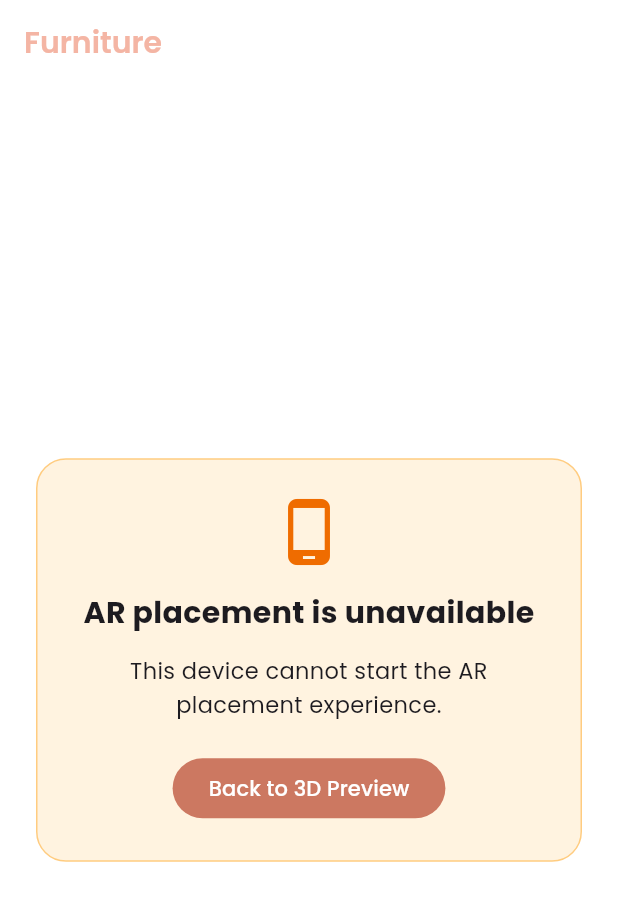
After one commit to AR-DecorMate/decormate_android, a Flutter app: the ArPlacementScreen screen opened by its route, on a phone screen of 412 x 824 dp. The commit adds this screen. Shown: the top 901 px of the screen. Run offline on Flutter 3.47's test engine with Material 3 defaults, Android fonts, the phone set to English and light mode, and no system bars; our stand-ins replace cached_network_image, camera, cloud_firestore, firebase_auth, firebase_core, firebase_storage and 11 more; missing offline and left inert: ar_flutter_plugin, image_gallery_saver_plus, model_viewer_plus; accounts and stored records are empty; generated files the repository leaves out were written again.

Commit message:
something works

```diff
--- a/lib/app/router.dart
+++ b/lib/app/router.dart
@@ -23,6 +23,7 @@ import '../features/profile/help_screen.dart';
 import '../features/catalog/category_screen.dart';
 import '../features/catalog/item_detail_screen.dart';
 import '../features/ar/ar_space_screen.dart';
+import '../features/ar/ar_placement_screen.dart';
 import '../features/community/create_post_screen.dart';
 
 final _rootNavigatorKey = GlobalKey<NavigatorState>();
@@ -130,6 +131,14 @@ final routerProvider = Provider<GoRouter>((ref) {
         },
       ),
       GoRoute(
+        path: '/ar-placement',
+        builder: (context, state) {
+          final modelPath = state.uri.queryParameters['model'] ?? '';
+          final itemName = state.uri.queryParameters['name'] ?? 'Furniture';
+          return ArPlacementScreen(modelPath: modelPath, itemName: itemName);
+        },
+      ),
+      GoRoute(
         path: '/create-post',
         builder: (context, state) {
           final imageUrl = state.uri.queryParameters['imageUrl'];
--- /dev/null
+++ b/lib/core/services/ar_placement_support_service.dart
@@ -0,0 +1,110 @@
+import 'package:flutter/foundation.dart';
+import 'package:flutter/services.dart';
+
+class ArPlacementSupport {
+  final bool isSupported;
+  final String availability;
+  final String? message;
+
+  const ArPlacementSupport._({
+    required this.isSupported,
+    required this.availability,
+    this.message,
+  });
+
+  const ArPlacementSupport.supported({required String availability})
+    : this._(isSupported: true, availability: availability);
+
+  const ArPlacementSupport.unsupported({
+    required String availability,
+    required String message,
+  }) : this._(
+         isSupported: false,
+         availability: availability,
+         message: message,
+       );
+}
+
+class ArPlacementSupportService {
+  static const MethodChannel _channel = MethodChannel('decormate/arcore');
+
+  static Future<ArPlacementSupport> getSupport() async {
+    if (kIsWeb) {
+      return const ArPlacementSupport.unsupported(
+        availability: 'WEB_UNSUPPORTED',
+        message: 'Room placement is only available on mobile devices.',
+      );
+    }
+
+    if (defaultTargetPlatform == TargetPlatform.iOS) {
+      return const ArPlacementSupport.supported(availability: 'IOS_SUPPORTED');
+    }
+
+    if (defaultTargetPlatform != TargetPlatform.android) {
+      return const ArPlacementSupport.unsupported(
+        availability: 'PLATFORM_UNSUPPORTED',
+        message: 'Room placement is only available on Android and iOS.',
+      );
+    }
+
+    try {
+      for (var attempt = 0; attempt < 3; attempt++) {
+        final support = _fromResponse(
+          await _channel.invokeMapMethod<String, dynamic>('getAvailability'),
+        );
+        if (!_isTransientAvailability(support.availability)) {
+          return support;
+        }
+
+        await Future<void>.delayed(const Duration(milliseconds: 400));
+      }
+
+      final support = _fromResponse(
+        await _channel.invokeMapMethod<String, dynamic>('getAvailability'),
+      );
+      if (_isTransientAvailability(support.availability)) {
+        return const ArPlacementSupport.unsupported(
+          availability: 'UNKNOWN_TIMED_OUT',
+          message:
+              'AR compatibility could not be confirmed right now. Try again in a moment.',
+        );
+      }
+
+      return support;
+    } on PlatformException {
+      return const ArPlacementSupport.unsupported(
+        availability: 'CHANNEL_ERROR',
+        message: 'Could not verify AR compatibility on this device.',
+      );
+    }
+  }
+
+  static ArPlacementSupport _fromResponse(Map<String, dynamic>? response) {
+    final availability = response?['availability'] as String? ?? 'UNKNOWN_ERROR';
+    final isSupported = response?['supported'] as bool? ?? false;
+
+    if (isSupported) {
+      return ArPlacementSupport.supported(availability: availability);
+    }
+
+    return ArPlacementSupport.unsupported(
+      availability: availability,
+      message: _messageForAvailability(availability),
+    );
+  }
+
+  static bool _isTransientAvailability(String availability) =>
+      availability == 'UNKNOWN_CHECKING' || availability == 'UNKNOWN_TIMED_OUT';
+
+  static String _messageForAvailability(String availability) {
+    switch (availability) {
+      case 'UNSUPPORTED_DEVICE_NOT_CAPABLE':
+        return 'This device is not certified for Google Play Services for AR, so Place in Room is unavailable on this phone.';
+      case 'UNKNOWN_CHECKING':
+      case 'UNKNOWN_TIMED_OUT':
+        return 'AR compatibility could not be confirmed right now. Try again in a moment.';
+      default:
+        return 'This device cannot start the AR placement experience.';
+    }
+  }
+}
--- /dev/null
+++ b/lib/features/ar/ar_placement_screen.dart
@@ -0,0 +1,359 @@
+import 'package:ar_flutter_plugin/ar_flutter_plugin.dart';
+import 'package:ar_flutter_plugin/datatypes/config_planedetection.dart';
+import 'package:ar_flutter_plugin/datatypes/hittest_result_types.dart';
+import 'package:ar_flutter_plugin/datatypes/node_types.dart';
+import 'package:ar_flutter_plugin/managers/ar_anchor_manager.dart';
+import 'package:ar_flutter_plugin/managers/ar_location_manager.dart';
+import 'package:ar_flutter_plugin/managers/ar_object_manager.dart';
+import 'package:ar_flutter_plugin/managers/ar_session_manager.dart';
+import 'package:ar_flutter_plugin/models/ar_anchor.dart';
+import 'package:ar_flutter_plugin/models/ar_hittest_result.dart';
+import 'package:ar_flutter_plugin/models/ar_node.dart';
+import 'package:flutter/material.dart';
+import 'package:go_router/go_router.dart';
+import 'package:vector_math/vector_math_64.dart' as vm;
+import '../../app/constants.dart';
+import '../../core/services/ar_placement_support_service.dart';
+
+class ArPlacementScreen extends StatefulWidget {
+  final String modelPath;
+  final String itemName;
+
+  const ArPlacementScreen({
+    super.key,
+    required this.modelPath,
+    required this.itemName,
+  });
+
+  @override
+  State<ArPlacementScreen> createState() => _ArPlacementScreenState();
+}
+
+class _ArPlacementScreenState extends State<ArPlacementScreen> {
+  ARSessionManager? _arSessionManager;
+  ARObjectManager? _arObjectManager;
+  ARAnchorManager? _arAnchorManager;
+
+  final List<ARNode> _nodes = [];
+  final List<ARAnchor> _anchors = [];
+  bool _planeDetected = false;
+  ArPlacementSupport? _arPlacementSupport;
+
+  @override
+  void initState() {
+    super.initState();
+    _loadArPlacementSupport();
+  }
+
+  Future<void> _loadArPlacementSupport() async {
+    final support = await ArPlacementSupportService.getSupport();
+    if (!mounted) return;
+
+    setState(() {
+      _arPlacementSupport = support;
+    });
+  }
+
+  @override
+  void dispose() {
+    _arSessionManager?.dispose();
+    super.dispose();
+  }
+
+  @override
+  Widget build(BuildContext context) {
+    final support = _arPlacementSupport;
+    if (support == null) {
+      return _buildCompatibilityLoadingScreen();
+    }
+
+    if (!support.isSupported) {
+      return _buildUnsupportedScreen(support.message ?? 'This device cannot start the AR placement experience.');
+    }
+
+    return Scaffold(
+      body: Stack(
+        children: [
+          // AR View
+          ARView(
+            onARViewCreated: _onARViewCreated,
+            planeDetectionConfig: PlaneDetectionConfig.horizontal,
+          ),
+
+          // Top bar
+          Positioned(
+            top: 0,
+            left: 0,
+            right: 0,
+            child: SafeArea(
+              child: Padding(
+                padding: const EdgeInsets.symmetric(horizontal: 8, vertical: 4),
+                child: Row(
+                  children: [
+                    IconButton(
+                      icon: const Icon(Icons.arrow_back_ios, color: Colors.white),
+                      onPressed: () => context.pop(),
+                    ),
+                    Expanded(
+                      child: Text(
+                        widget.itemName,
+                        style: const TextStyle(
+                          color: Colors.white,
+                          fontSize: 18,
+                          fontWeight: FontWeight.bold,
+                          shadows: [Shadow(blurRadius: 8, color: Colors.black54)],
+                        ),
+                        textAlign: TextAlign.center,
+                      ),
+                    ),
+                    IconButton(
+                      icon: const Icon(Icons.delete_outline, color: Colors.white),
+                      onPressed: _removeAll,
+                      tooltip: 'Remove all',
+                    ),
+                  ],
+                ),
+              ),
+            ),
+          ),
+
+          // Instruction banner
+          if (!_planeDetected)
+            Positioned(
+              bottom: 100,
+              left: 24,
+              right: 24,
+              child: Container(
+                padding: const EdgeInsets.symmetric(horizontal: 20, vertical: 14),
+                decoration: BoxDecoration(
+                  color: Colors.black.withOpacity(0.6),
+                  borderRadius: BorderRadius.circular(16),
+                ),
+                child: const Row(
+                  mainAxisSize: MainAxisSize.min,
+                  mainAxisAlignment: MainAxisAlignment.center,
+                  children: [
+                    Icon(Icons.phone_android, color: Colors.white, size: 20),
+                    SizedBox(width: 10),
+                    Flexible(
+                      child: Text(
+                        'Move your phone slowly to detect surfaces',
+                        style: TextStyle(color: Colors.white, fontSize: 14),
+                        textAlign: TextAlign.center,
+                      ),
+                    ),
+                  ],
+                ),
+              ),
+            ),
+
+          // Tap to place hint
+          if (_planeDetected && _nodes.isEmpty)
+            Positioned(
+              bottom: 100,
+              left: 24,
+              right: 24,
+              child: Container(
+                padding: const EdgeInsets.symmetric(horizontal: 20, vertical: 14),
+                decoration: BoxDecoration(
+                  color: AppColors.accent.withOpacity(0.85),
+                  borderRadius: BorderRadius.circular(16),
+                ),
+                child: const Row(
+                  mainAxisSize: MainAxisSize.min,
+                  mainAxisAlignment: MainAxisAlignment.center,
+                  children: [
+                    Icon(Icons.touch_app, color: Colors.white, size: 20),
+                    SizedBox(width: 10),
+                    Flexible(
+                      child: Text(
+                        'Tap on a surface to place furniture',
+                        style: TextStyle(color: Colors.white, fontSize: 14, fontWeight: FontWeight.w600),
+                        textAlign: TextAlign.center,
+                      ),
+                    ),
+                  ],
+                ),
+              ),
+            ),
+
+          // Placed successfully hint
+          if (_nodes.isNotEmpty)
+            Positioned(
+              bottom: 100,
+              left: 24,
+              right: 24,
+              child: Container(
+                padding: const EdgeInsets.symmetric(horizontal: 20, vertical: 14),
+                decoration: BoxDecoration(
+                  color: Colors.green.withOpacity(0.7),
+                  borderRadius: BorderRadius.circular(16),
+                ),
+                child: const Row(
+                  mainAxisSize: MainAxisSize.min,
+                  mainAxisAlignment: MainAxisAlignment.center,
+                  children: [
+                    Icon(Icons.check_circle, color: Colors.white, size: 20),
+                    SizedBox(width: 10),
+                    Flexible(
+                      child: Text(
+                        'Drag to move • Rotate with two fingers',
+                        style: TextStyle(color: Colors.white, fontSize: 14),
+                        textAlign: TextAlign.center,
+                      ),
+                    ),
+                  ],
+                ),
+              ),
+            ),
+        ],
+      ),
+    );
+  }
+
+  Widget _buildCompatibilityLoadingScreen() {
+    return Scaffold(
+      appBar: AppBar(
+        title: Text(widget.itemName),
+      ),
+      body: const Center(
+        child: CircularProgressIndicator(color: AppColors.accent),
+      ),
+    );
+  }
+
+  Widget _buildUnsupportedScreen(String message) {
+    return Scaffold(
+      appBar: AppBar(
+        title: Text(widget.itemName),
+      ),
+      body: Padding(
+        padding: const EdgeInsets.all(24),
+        child: Center(
+          child: Container(
+            width: double.infinity,
+            padding: const EdgeInsets.all(24),
+            decoration: BoxDecoration(
+              color: Colors.orange.shade50,
+              borderRadius: BorderRadius.circular(20),
+              border: Border.all(color: Colors.orange.shade200),
+            ),
+            child: Column(
+              mainAxisSize: MainAxisSize.min,
+              children: [
+                Icon(Icons.phone_android, size: 48, color: Colors.orange.shade800),
+                const SizedBox(height: 16),
+                const Text(
+                  'AR placement is unavailable',
+                  textAlign: TextAlign.center,
+                  style: TextStyle(fontSize: 20, fontWeight: FontWeight.bold),
+                ),
+                const SizedBox(height: 12),
+                Text(
+                  message,
+                  textAlign: TextAlign.center,
+                  style: const TextStyle(fontSize: 15, height: 1.5),
+                ),
+                const SizedBox(height: 20),
+                FilledButton(
+                  onPressed: () => context.pop(),
+                  style: FilledButton.styleFrom(backgroundColor: AppColors.accent),
+                  child: const Text('Back to 3D Preview'),
+                ),
+              ],
+            ),
+          ),
+        ),
+      ),
+    );
+  }
+
+  void _onARViewCreated(
+    ARSessionManager arSessionManager,
+    ARObjectManager arObjectManager,
+    ARAnchorManager arAnchorManager,
+    ARLocationManager arLocationManager,
+  ) {
+    _arSessionManager = arSessionManager;
+    _arObjectManager = arObjectManager;
+    _arAnchorManager = arAnchorManager;
+    _arSessionManager!.onPlaneOrPointTap = _onPlaneOrPointTapped;
+
+    WidgetsBinding.instance.addPostFrameCallback((_) async {
+      await Future<void>.delayed(const Duration(milliseconds: 300));
+      if (!mounted) return;
+
+      _arSessionManager?.onInitialize(
+        showFeaturePoints: false,
+        showPlanes: true,
+        showWorldOrigin: false,
+        handlePans: true,
+        handleRotation: true,
+      );
+      _arObjectManager?.onInitialize();
+    });
+
+    // Planes are visually shown by ARCore (showPlanes: true).
+    // We mark _planeDetected once the first plane tap succeeds.
+  }
+
+  Future<void> _onPlaneOrPointTapped(List<ARHitTestResult> hitTestResults) async {
+    if (_arAnchorManager == null || _arObjectManager == null) return;
+
+    // Mark that we detected a plane on first valid tap
+    if (!_planeDetected && mounted) {
+      setState(() => _planeDetected = true);
+    }
+
+    final planeHit = hitTestResults.where(
+      (hit) => hit.type == ARHitTestResultType.plane,
+    );
+    if (planeHit.isEmpty) return;
+
+    final hit = planeHit.first;
+
+    // Create anchor at the tapped position
+    final newAnchor = ARPlaneAnchor(transformation: hit.worldTransform);
+    final didAddAnchor = await _arAnchorManager!.addAnchor(newAnchor);
+    if (didAddAnchor != true) return;
+
+    _anchors.add(newAnchor);
+
+    // Determine node type based on model path
+    final NodeType nodeType;
+    final String uri;
+    if (widget.modelPath.startsWith('http')) {
+      nodeType = NodeType.webGLB;
+      uri = widget.modelPath;
+    } else {
+      // Local flutter asset
+      nodeType = NodeType.localGLTF2;
+      uri = widget.modelPath;
+    }
+
+    // Attach 3D model to the anchor
+    final newNode = ARNode(
+      type: nodeType,
+      uri: uri,
+      scale: vm.Vector3(0.5, 0.5, 0.5),
+      position: vm.Vector3(0.0, 0.0, 0.0),
+      rotation: vm.Vector4(1.0, 0.0, 0.0, 0.0),
+    );
+
+    final didAddNode = await _arObjectManager!.addNode(newNode, planeAnchor: newAnchor);
+    if (didAddNode == true) {
+      _nodes.add(newNode);
+      if (mounted) setState(() {});
+    }
+  }
+
+  Future<void> _removeAll() async {
+    if (_arAnchorManager == null) return;
+    for (final anchor in _anchors) {
+      await _arAnchorManager!.removeAnchor(anchor);
+    }
+    _anchors.clear();
+    _nodes.clear();
+    if (mounted) setState(() {});
+  }
+}
--- a/pubspec.yaml
+++ b/pubspec.yaml
@@ -50,6 +50,10 @@ dependencies:
   cupertino_icons: ^1.0.8
   flutter_dotenv: ^5.2.1
   camera: ^0.11.0+2
+  ar_flutter_plugin: ^0.7.3
+
+dependency_overrides:
+  permission_handler: ^11.3.1
 
 dev_dependencies:
   flutter_test:
```
Also changed, not shown: lib/core/services/ai_service.dart (+29 -6 lines), lib/features/ar/ar_space_screen.dart (+133 -4 lines), pubspec.lock, 11 other files.
